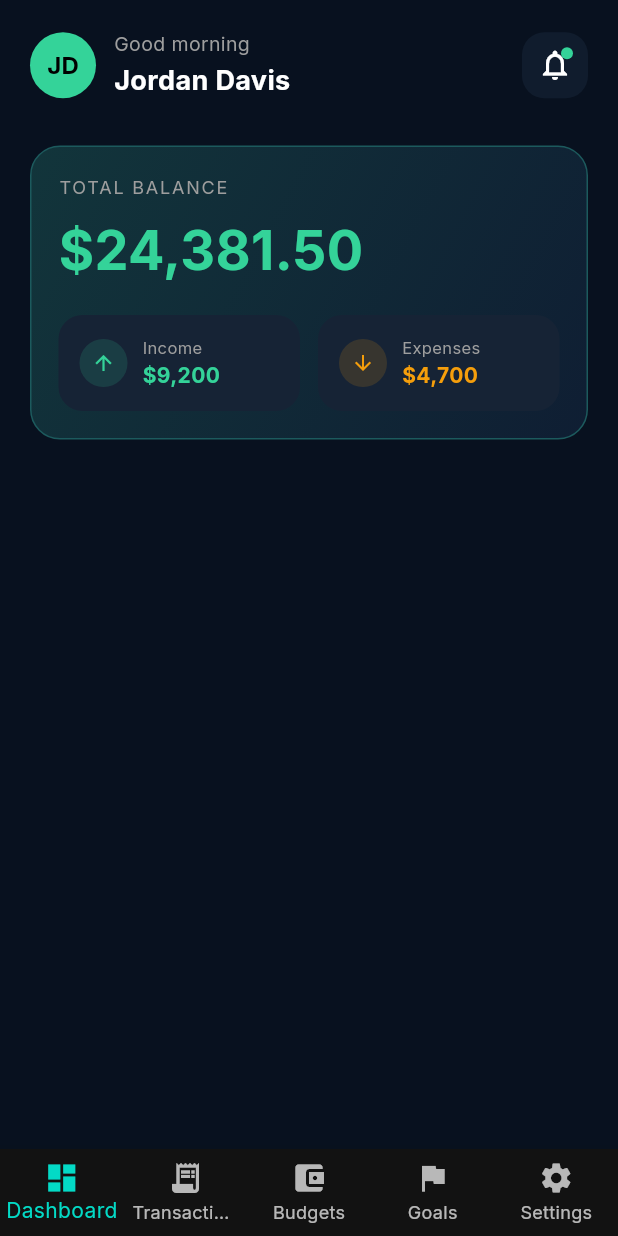
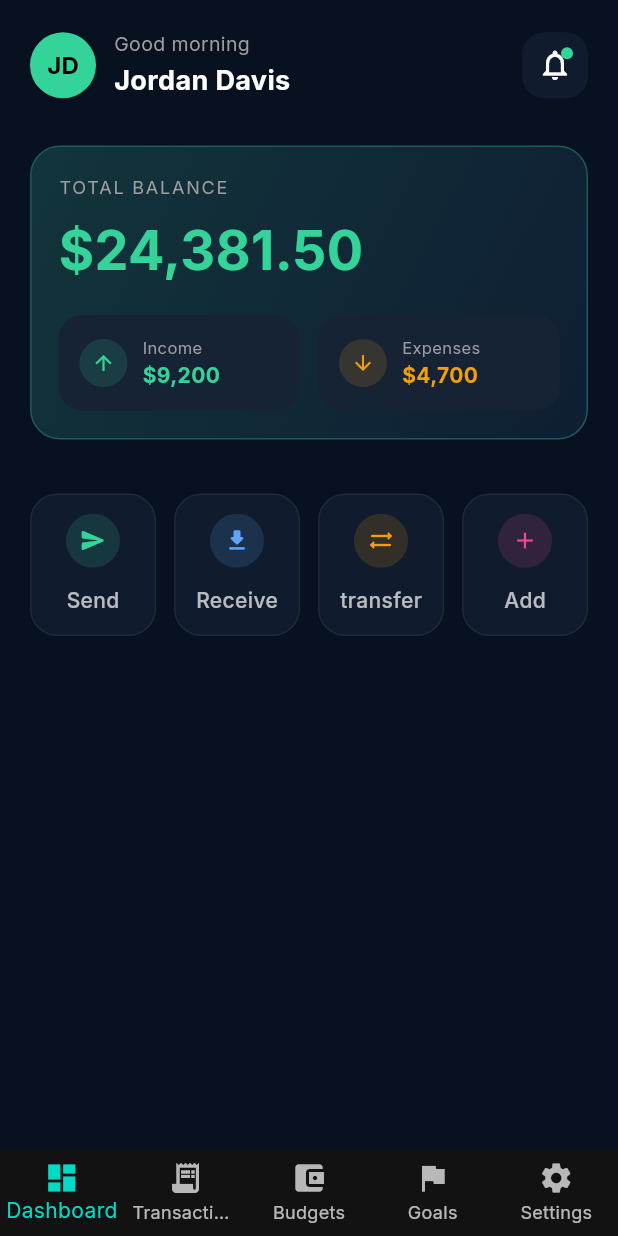
Before and after one commit to BeanJ-pixiel/MoneyMate, a Flutter app: the screen it shows after launch, on a phone screen of 412 x 824 dp. Run offline on Flutter 3.47's test engine with Material 3 defaults, Android fonts, the phone set to English and light mode, and no system bars; our stand-ins replace google_fonts.

Commit message:
change & sort file, create, fake data & quick action

```diff
--- /dev/null
+++ b/lib/data/fake/fake_data.dart
@@ -0,0 +1,7 @@
+import '../../model/user_model.dart';
+
+const currentUser = UserModel(
+  name: "Jordan Davis",
+  greeting: "Good morning",
+  avatar: "JD",
+);
--- /dev/null
+++ b/lib/model/user_model.dart
@@ -0,0 +1,11 @@
+class UserModel {
+  final String name;
+  final String greeting;
+  final String avatar;
+
+  const UserModel({
+    required this.name,
+    required this.greeting,
+    required this.avatar,
+  });
+}
--- a/lib/screens/dashboard_screen/dashboard_screen.dart
+++ b/lib/screens/dashboard/dashboard_screen.dart
@@ -1,6 +1,7 @@
 import 'package:flutter/material.dart';
-import '../../widgets/dashboard/header_section.dart';
-import '../../widgets/dashboard/balance_card.dart';
+import 'package:du_an/screens/dashboard/widgets/balance_card.dart';
+import 'package:du_an/screens/dashboard/widgets/header_section.dart';
+import 'package:du_an/screens/dashboard/widgets/quick_actions.dart';
 
 // ignore: camel_case_types
 class dashboard_screen extends StatelessWidget {
@@ -15,6 +16,10 @@ class dashboard_screen extends StatelessWidget {
           SizedBox(height: 20),
 
           BalanceCard(),
+
+          SizedBox(height: 18),
+
+          QuickActions(),
         ],
       ),
     );
--- a/lib/widgets/dashboard/header_section.dart
+++ b/lib/screens/dashboard/widgets/header_section.dart
@@ -1,3 +1,4 @@
+import 'package:du_an/data/fake/fake_data.dart';
 import 'package:flutter/material.dart';
 
 class header_section extends StatelessWidget {
@@ -22,21 +23,21 @@ class header_section extends StatelessWidget {
           ),
 
           const SizedBox(width: 12),
-          const Expanded(
+          Expanded(
             child: Column(
               crossAxisAlignment: CrossAxisAlignment.start,
               children: [
-                Text(
+                const Text(
                   "Good morning",
                   style: TextStyle(
                     color: Colors.grey,
                     fontSize: 13,
                   ),
                 ),
-                SizedBox(height: 2),
+                const SizedBox(height: 2),
                 Text(
-                  "Jordan Davis",
-                  style: TextStyle(
+                  currentUser.name,
+                  style: const TextStyle(
                     color: Colors.white,
                     fontSize: 18,
                     fontWeight: FontWeight.bold,
--- /dev/null
+++ b/lib/screens/dashboard/widgets/quick_actions.dart
@@ -0,0 +1,101 @@
+import 'package:flutter/material.dart';
+
+class QuickActions extends StatelessWidget {
+  const QuickActions({super.key});
+
+  @override
+  Widget build(BuildContext context) {
+    return Padding(
+      padding: const EdgeInsets.symmetric(horizontal: 20, vertical: 18),
+      child : Row(
+        children: const[
+          Expanded(
+            child: ActionItem(
+              icon: Icons.send_rounded,
+              label: "Send",
+              color:Color(0xff34D399),
+            ),
+          ),
+          SizedBox(width: 12),
+
+          Expanded(
+            child: ActionItem(
+              icon: Icons.download_rounded,
+              label: "Receive",
+              color:Color(0xff60A5FA),
+            ),
+          ),
+          SizedBox(width: 12),
+
+          Expanded(
+            child: ActionItem(
+              icon: Icons.sync_alt_rounded,
+              label: "transfer",
+              color: Color(0xffF59E0B),
+            ),
+          ),
+          SizedBox(width: 12),
+
+          Expanded(
+            child: ActionItem(
+              icon: Icons.add,
+              label: "Add",
+              color: Color(0xffEC4899),
+            ),
+          ),
+        ],
+      ),
+    );
+  }
+}
+
+class ActionItem extends StatelessWidget {
+  final IconData icon;
+  final String label;
+  final Color color;
+
+  const ActionItem({
+    super.key,
+    required this.icon,
+    required this.label,
+    required this.color,
+  });
+
+  @override
+  Widget build(BuildContext context) {
+    return Container(
+      height: 95,
+      decoration: BoxDecoration(
+        color: const Color(0xff101C2D),
+        borderRadius: BorderRadius.circular(18),
+        border: Border.all(
+          color: const Color(0xff1E293B),
+        ),
+      ),
+      child: Column(
+        mainAxisAlignment: MainAxisAlignment.center,
+        children: [
+          CircleAvatar(
+            radius: 18,
+            backgroundColor: color.withValues(alpha: 0.15),
+            child: Icon(
+              icon,
+              color: color,
+              size: 18,
+            ),
+          ),
+
+          const SizedBox(height: 12),
+
+          Text(
+            label,
+            style: const TextStyle(
+              color: Colors.white70,
+              fontWeight: FontWeight.w500,
+            ),
+          )
+        ],
+      ),
+    );
+  }
+}
--- a/lib/screens/home_screen.dart
+++ b/lib/screens/home_screen.dart
@@ -1,5 +1,5 @@
 import 'package:flutter/material.dart';
-import 'package:du_an/screens/dashboard_screen/dashboard_screen.dart';
+import 'package:du_an/screens/dashboard/dashboard_screen.dart';
 import 'package:du_an/screens/transactions/transactions_screen.dart';
 import 'package:du_an/screens/budgets/budgets_screen.dart';
 import 'package:du_an/screens/goals/goals_screen.dart';
```
Also changed, not shown: lib/screens/dashboard/widgets/balance_card.dart (renamed from lib/widgets/dashboard/balance_card.dart), lib/screens/dashboard/widgets/monthly_budget.dart (added), lib/screens/dashboard/widgets/recent_transactions.dart (added), lib/screens/dashboard/widgets/saving_goals.dart (added), lib/widgets/dashboard/recent_transactions.dart (deleted), lib/widgets/dashboard/saving_goals.dart (deleted).
